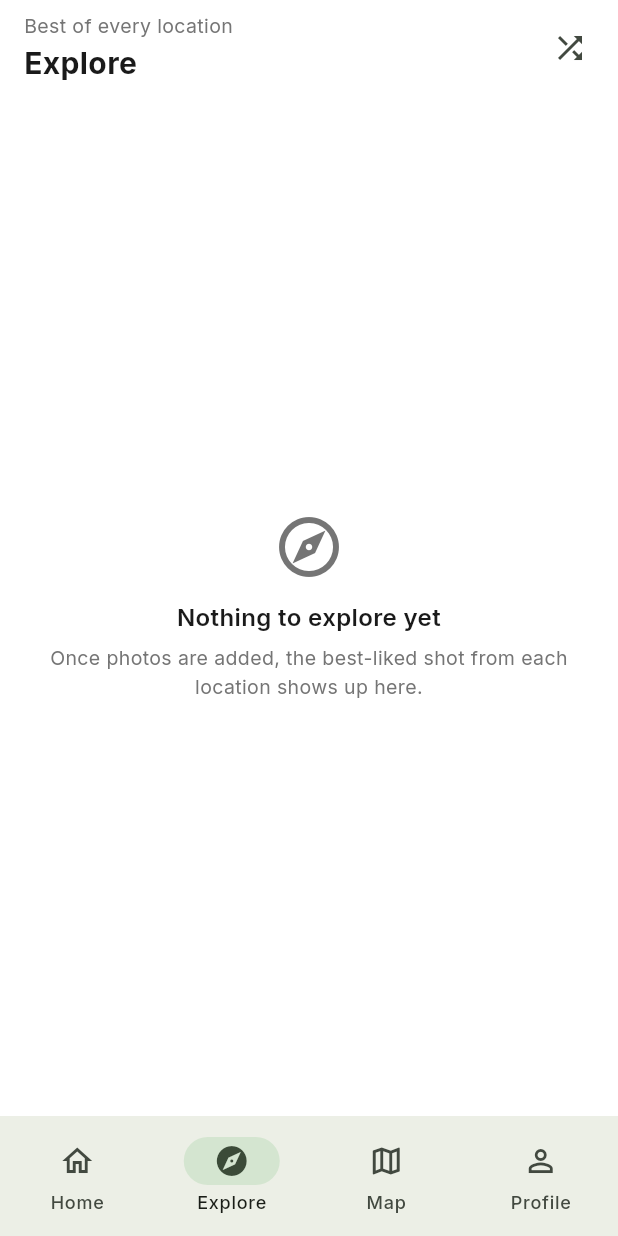
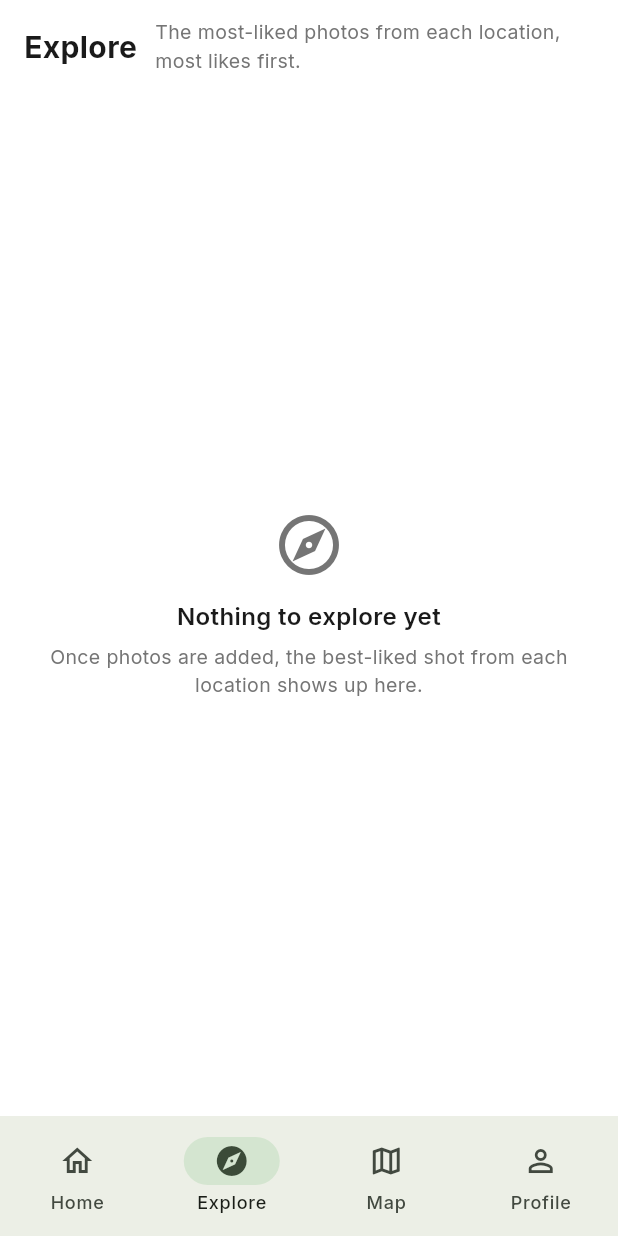
Before and after one commit to bkapsalis/photos-activities, a Flutter app: the screen it shows once a user with an empty profile is signed in, item 2 of the bottom bar chosen, on a phone screen of 412 x 824 dp. Run offline on Flutter 3.47's test engine with Material 3 defaults, Android fonts, the phone set to English and light mode, and no system bars; our stand-ins replace cached_network_image, carousel_slider, cloud_firestore, file_picker, firebase_analytics, firebase_auth and 11 more; missing offline and left inert: cached_network_image_platform_interface, dart:js_interop, exif_reader, firebase_performance; accounts and stored records are empty.

Commit message:
Rank Explore by likes, explain it, and toggle it on phones
Explore now lists each location's most-liked photos with the most likes
first, the order the location tabs already use, instead of shuffling
them. The shuffle button and pull-to-refresh go with the shuffle, as
does the browser-only seed test. A line beside the title says what the
page shows.

On phones a second tap on Explore goes back to the feed, as the web's
Explore toggle already did.

Co-Authored-By: Claude Opus 5.5 <noreply@anthropic.com>

```diff
--- a/lib/core/utils/explore_picks.dart
+++ b/lib/core/utils/explore_picks.dart
@@ -1,25 +1,17 @@
-import 'dart:math';
-
 import '../models/models.dart';
 import 'photo_sorting.dart';
 
-/// Builds the Explore feed: the best-liked photos from every location,
-/// shuffled so the order differs each time you open the tab.
+/// Builds the Explore feed: the best-liked photos from every location, most
+/// likes first.
 ///
 /// "Sub category" here means a location name — the same grouping the location
 /// tab strip uses — so every location gets represented no matter how few
 /// photos it has. Taking the top [perLocation] from each group before
-/// shuffling is what keeps a single very active location from filling the
+/// ranking is what keeps a single very active location from filling the
 /// screen: a location with 200 photos contributes exactly as many as one
 /// with 3.
-/// A fresh seed for the Explore shuffle. Kept under 2^31 because in a
-/// browser bit shifts are 32-bit: the `1 << 32` once used here was 0 there,
-/// and `nextInt(0)` threw before Explore could show a single photo.
-int newExploreSeed([Random? random]) =>
-    (random ?? Random()).nextInt(0x7fffffff);
-
 extension ExplorePicks on List<PhotoPost> {
-  List<PhotoPost> topLikedPerLocation({int perLocation = 2, Random? random}) {
+  List<PhotoPost> topLikedPerLocation({int perLocation = 2}) {
     if (isEmpty) return const [];
 
     final byLocation = <String, List<PhotoPost>>{};
@@ -34,9 +26,8 @@ extension ExplorePicks on List<PhotoPost> {
       picks.addAll(group.sortedByPopularity().take(perLocation));
     }
 
-    // Shuffle the picks themselves, not the groups, so two photos from the
-    // same location can land anywhere rather than always side by side.
-    picks.shuffle(random ?? Random());
-    return picks;
+    // Rank the picks themselves too, the way the location tabs rank theirs,
+    // so the grid reads most-liked first across every location.
+    return picks.sortedByPopularity();
   }
 }
--- a/lib/features/explore/explore_view.dart
+++ b/lib/features/explore/explore_view.dart
@@ -1,5 +1,3 @@
-import 'dart:math';
-
 import 'package:flutter/material.dart';
 import 'package:flutter_staggered_grid_view/flutter_staggered_grid_view.dart';
 
@@ -9,14 +7,8 @@ import '../../core/theme/app_colors.dart';
 import '../../core/utils/explore_picks.dart';
 import '../home/widgets/photo_card.dart';
 
-/// The Explore tab: a shuffled mix of the best-liked photo from every
-/// location, across all categories.
-///
-/// The shuffle is deliberately *not* re-rolled on every rebuild. A new seed
-/// is drawn only when you open the tab or pull to refresh, because the photo
-/// list arrives on a Firestore stream — reshuffling per build would make the
-/// grid reorder itself under the reader's thumb every time a heart count
-/// changed somewhere.
+/// The Explore tab: the best-liked photos from every location, across all
+/// categories, most likes first — the same order the location tabs use.
 class ExploreView extends StatefulWidget {
   final Function(String photoId)? onPhotoTap;
 
@@ -32,21 +24,7 @@ class _ExploreViewState extends State<ExploreView> {
   late final Stream<List<PhotoPost>> _photos = FirestoreService()
       .streamAllPhotos();
 
-  /// The shuffle's seed, not a [Random]: each build shuffles with a fresh
-  /// `Random(_seed)`, so every rebuild deals the same order. Sharing one
-  /// Random across builds drew new numbers each time and reordered the grid
-  /// on any rebuild at all.
-  late int _seed;
-
   static const _perLocation = 2;
-
-  @override
-  void initState() {
-    super.initState();
-    _seed = newExploreSeed();
-  }
-
-  void _reshuffle() => setState(() => _seed = newExploreSeed());
 
   @override
   Widget build(BuildContext context) {
@@ -54,20 +32,9 @@ class _ExploreViewState extends State<ExploreView> {
       crossAxisAlignment: CrossAxisAlignment.start,
       children: [
         Padding(
-          padding: const EdgeInsets.fromLTRB(16, 8, 8, 8),
+          padding: const EdgeInsets.fromLTRB(16, 12, 16, 12),
           child: Row(
             children: [
-              Expanded(
-                child: Column(
-                  crossAxisAlignment: CrossAxisAlignment.start,
-                  children: [
-                    Text(
-                      'Best of every location',
-                      style: TextStyle(
-                        fontSize: 13,
-                        color: AppColors.textSecondary,
-                      ),
-                    ),
               const Text(
                 'Explore',
                 style: TextStyle(
@@ -76,13 +43,16 @@ class _ExploreViewState extends State<ExploreView> {
                   color: AppColors.textPrimary,
                 ),
               ),
-                  ],
+              const SizedBox(width: 12),
+              Expanded(
+                child: Text(
+                  'The most-liked photos from each location, most likes '
+                  'first.',
+                  style: TextStyle(
+                    fontSize: 13,
+                    color: AppColors.textSecondary,
                   ),
                 ),
-              IconButton(
-                icon: const Icon(Icons.shuffle),
-                tooltip: 'Shuffle',
-                onPressed: _reshuffle,
               ),
             ],
           ),
@@ -104,10 +74,7 @@ class _ExploreViewState extends State<ExploreView> {
               }
 
               final picks = (snapshot.data ?? const <PhotoPost>[])
-                  .topLikedPerLocation(
-                    perLocation: _perLocation,
-                    random: Random(_seed),
-                  );
+                  .topLikedPerLocation(perLocation: _perLocation);
 
               if (picks.isEmpty) {
                 return const _ExploreMessage(
@@ -119,11 +86,9 @@ class _ExploreViewState extends State<ExploreView> {
                 );
               }
 
-              return RefreshIndicator(
-                onRefresh: () async => _reshuffle(),
               // The same view serves phones and the browser, so the column
               // count follows the width rather than being fixed at 2.
-                child: LayoutBuilder(
+              return LayoutBuilder(
                 builder: (context, constraints) {
                   final crossAxisCount = constraints.maxWidth > 1200
                       ? 5
@@ -150,7 +115,6 @@ class _ExploreViewState extends State<ExploreView> {
                     },
                   );
                 },
-                ),
               );
             },
           ),
--- a/lib/features/home/widgets/mobile_home_layout.dart
+++ b/lib/features/home/widgets/mobile_home_layout.dart
@@ -461,7 +461,7 @@ class _MobileHomeLayoutState extends State<MobileHomeLayout> {
       ),
 
       // FAB with 3 upload options. Only the feed offers uploading: Explore is
-      // a read-only shuffle, and on the map the button sits over the tiles and
+      // read-only, and on the map the button sits over the tiles and
       // pins without belonging to the place being looked at. Only for those
       // allowed to upload; see UploadAccess.
       floatingActionButton: _navIndex != 0
@@ -485,8 +485,10 @@ class _MobileHomeLayoutState extends State<MobileHomeLayout> {
             case 0:
               _resetToHome();
             case 1:
+              // Explore toggles, as on the web: a second tap goes back to the
+              // feed, on the category, location tab and search left there.
               setState(() {
-                _navIndex = 1;
+                _navIndex = _navIndex == 1 ? 0 : 1;
                 _mapReturn = null;
               });
             case 2:
```
Also changed, not shown: 2 other files. Lines whose indentation alone changed are shown as unchanged.
